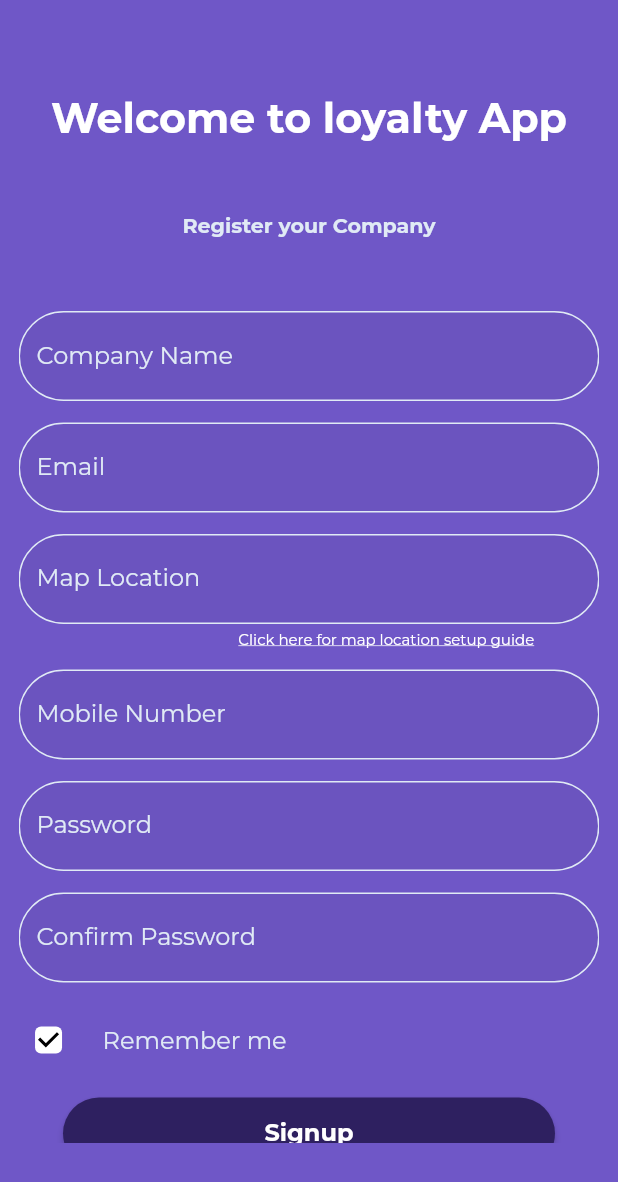
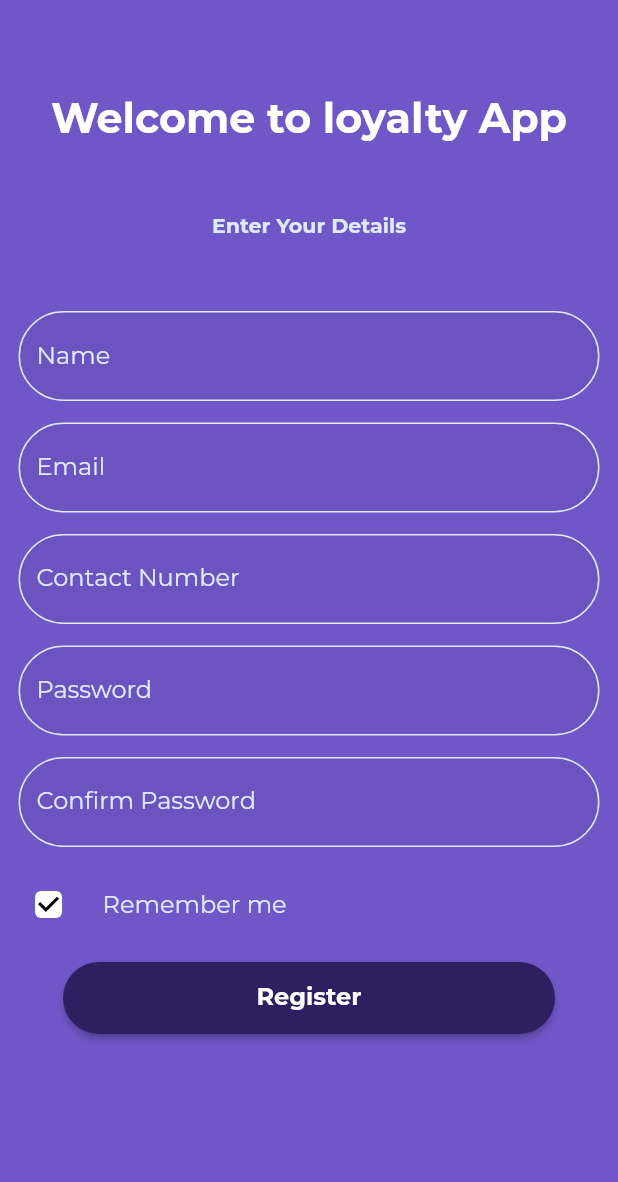
Before and after one commit to simranshahh/mobileowner, a Flutter app: the screen it shows after launch, on a phone screen of 412 x 824 dp. Shown: the top 1182 px of the screen. Run offline on Flutter 3.47's test engine with Material 2 defaults, Android fonts, the light colour scheme and no system bars; our stand-ins replace easy_splash_screen, flutter_screenutil, form_builder_validators; project files that could hold a hidden picture were left out.

Commit message:
signupchanges

```diff
--- a/lib/Homepage/pages/rewardpage.dart
+++ b/lib/Homepage/pages/rewardpage.dart
@@ -17,8 +17,6 @@ class _RewardPageState extends State<RewardPage> {
 
   @override
   Widget build(BuildContext context) {
-    final height = MediaQuery.of(context).size.height;
-
     return Padding(
       padding: EdgeInsets.symmetric(horizontal: 16.w),
       child: Column(
--- a/lib/auth/signup/pages/Phonenoverification/otpinputpage.dart
+++ b/lib/auth/signup/pages/Phonenoverification/otpinputpage.dart
@@ -30,7 +30,7 @@ class _OtpInputPageState extends State<OtpInputPage> {
   final TextEditingController _fieldTwo = TextEditingController();
   final TextEditingController _fieldThree = TextEditingController();
   final TextEditingController _fieldFour = TextEditingController();
-  String _otp = "";
+  // String _otp = "";
   @override
   initState() {
     super.initState();
--- a/lib/auth/signup/pages/signup.dart
+++ b/lib/auth/signup/pages/signup.dart
@@ -9,7 +9,6 @@ import 'package:url_launcher/url_launcher.dart';
 
 import '../../../utils/color_constants.dart';
 import '../../../utils/size_config.dart';
-import 'package:flutter_screenutil/flutter_screenutil.dart';
 
 class SignupPage extends StatefulWidget {
   const SignupPage({super.key});
@@ -43,12 +42,12 @@ class _SignupPageState extends State<SignupPage> {
                   ),
                   40.verticalSpace,
                   Center(
-                    child: Text('Register your Company',
+                    child: Text('Enter Your Details',
                         style: AppStyles.text12PxSemiBold),
                   ),
                   40.verticalSpace,
                   CustomTextFormField(
-                    hintText: 'Company Name',
+                    hintText: 'Name',
                     // onSaved: (input) => contact = input,
                     validator: FormBuilderValidators.compose(
                         [FormBuilderValidators.required()]),
@@ -64,41 +63,7 @@ class _SignupPageState extends State<SignupPage> {
                   ),
                   12.verticalSpace,
                   CustomTextFormField(
-                    hintText: 'Map Location',
-                    // onSaved: (input) => contact = input,
-                    validator: FormBuilderValidators.compose(
-                        [FormBuilderValidators.required()]),
-                    obscureText: false,
-                  ),
-                  Padding(
-                    padding: EdgeInsets.only(
-                        left: displayWidth(context) * 0.25, top: 4),
-                    child: InkWell(
-                        child: Text(
-                          'Click here for map location setup guide',
-                          style: TextStyle(
-                            color: Colors.white,
-                            fontWeight: FontWeight.w400,
-                            decoration: TextDecoration.underline,
-                          ),
-                        ),
-                        onTap: () {
-                          launchMap();
-                        }
-                        //  async
-                        //  {
-                        //   String url = 'https://maps.google.com';
-                        //   if (await canLaunch(url)) {
-                        //     await launch(url);
-                        //   } else {
-                        //     throw 'Could not launch $url';
-                        //   }
-                        // }
-                        ),
-                  ),
-                  12.verticalSpace,
-                  CustomTextFormField(
-                    hintText: 'Mobile Number',
+                    hintText: 'Contact Number',
                     // onSaved: (input) => contact = input,
                     validator: FormBuilderValidators.compose(
                         [FormBuilderValidators.required()]),
@@ -161,7 +126,7 @@ class _SignupPageState extends State<SignupPage> {
                           Navigator.pushNamed(context, '/phoneverify');
                         },
                         child: Text(
-                          'Signup',
+                          'Register',
                         ),
                       ),
                     ),
--- a/lib/main.dart
+++ b/lib/main.dart
@@ -2,7 +2,6 @@
 
 import 'package:flutter/material.dart';
 import 'package:flutter_screenutil/flutter_screenutil.dart';
-import 'package:mobileowner/Profile/Pages/settings/employeelist.dart';
 import 'package:mobileowner/auth/signup/pages/signup.dart';
 
 import 'package:mobileowner/utils/app_theme.dart';
```
